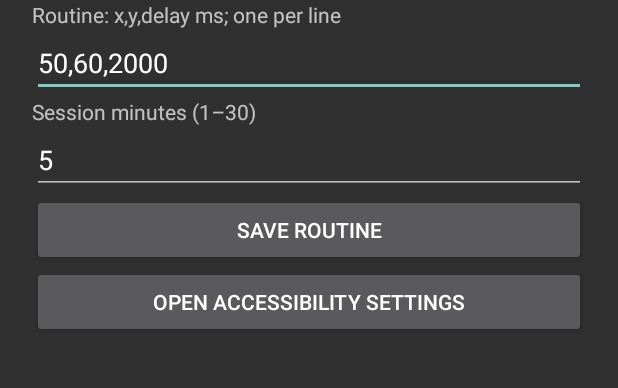
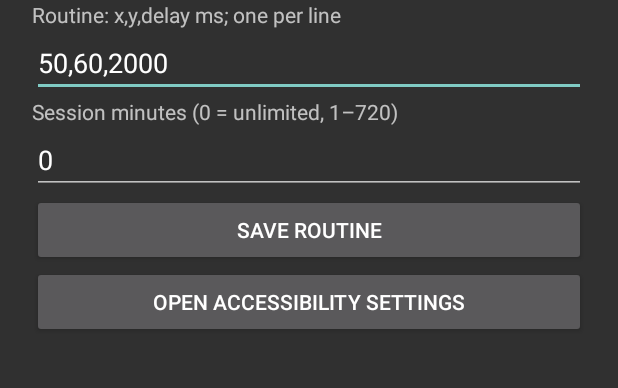
Before and after one commit to LokiJ07/SeedAutoFarm, an Android app: the screen it shows after launch (MainActivity), on a phone screen of 412 x 824 dp, the part 194-582 px from its top. Run offline under Robolectric (Android 15) with nearby library versions, the phone set to English and light mode, and no system bars.

Commit message:
Update session safety and duration for v1.1 alpha

```diff
--- a/app/src/main/java/com/seedfarm/MainActivity.kt
+++ b/app/src/main/java/com/seedfarm/MainActivity.kt
@@ -10,8 +10,8 @@ class MainActivity: Activity() {
  l.addView(TextView(this).apply{text="Seed Auto Farm · Alpha\nUse only where automation is permitted. Account bans remain possible. Coordinates are screen percentages.";textSize=20f})
  fun field(label:String,key:String,def:String):EditText { l.addView(TextView(this).apply{text=label}); return EditText(this).apply{setText(p.getString(key,def));l.addView(this)} }
  val points=field("Routine: x,y,delay ms; one per line","points","50,60,2000")
- val minutes=field("Session minutes (1–30)","minutes","5")
- l.addView(Button(this).apply{text="Save routine";setOnClickListener{try{parse(points.text.toString()); require(minutes.text.toString().toInt() in 1..30);p.edit().putString("points",points.text.toString()).putString("minutes",minutes.text.toString()).apply();Toast.makeText(this@MainActivity,"Saved",0).show()}catch(e:Exception){Toast.makeText(this@MainActivity,"Invalid routine",1).show()}}})
+ val minutes=field("Session minutes (0 = unlimited, 1–720)","minutes","0")
+ l.addView(Button(this).apply{text="Save routine";setOnClickListener{try{parse(points.text.toString()); require(minutes.text.toString().toInt() in 0..720);p.edit().putString("points",points.text.toString()).putString("minutes",minutes.text.toString()).apply();Toast.makeText(this@MainActivity,"Saved",0).show()}catch(e:Exception){Toast.makeText(this@MainActivity,"Invalid routine",1).show()}}})
  l.addView(Button(this).apply{text="Open accessibility settings";setOnClickListener{startActivity(Intent(Settings.ACTION_ACCESSIBILITY_SETTINGS))}})
  }
 }
```
